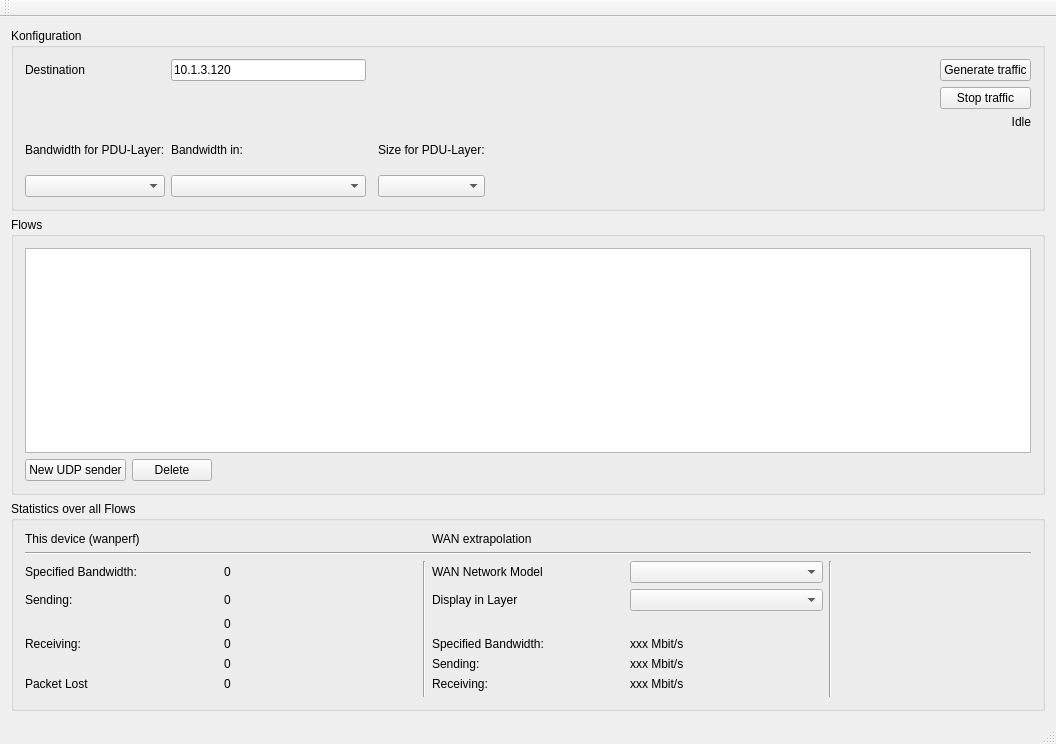
Qt form mainwindow.ui (tibob/wanperf) before a commit.
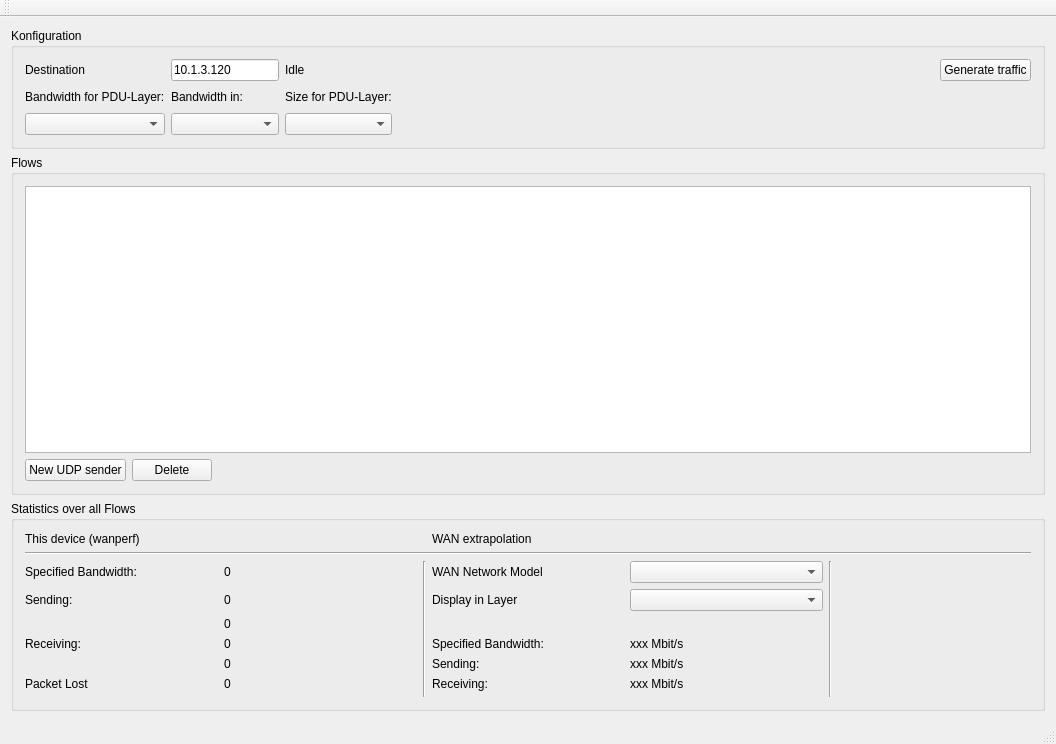
The same form after that commit.

Commit message: One Button for start and stop generating

Patch:
```diff
--- a/mainwindow.ui
+++ b/mainwindow.ui
@@ -20,48 +20,35 @@
       <property name="title">
        <string>Konfiguration</string>
       </property>
-      <layout class="QGridLayout" name="gridLayout_2">
-       <item row="0" column="2">
+      <layout class="QGridLayout" name="gridLayout">
+       <item row="0" column="0">
+        <widget class="QLabel" name="label">
+         <property name="text">
+          <string>Destination</string>
+         </property>
+        </widget>
+       </item>
+       <item row="0" column="1">
         <widget class="QLineEdit" name="destinationHost">
          <property name="text">
           <string>10.1.3.120</string>
          </property>
         </widget>
        </item>
-       <item row="2" column="5">
-        <spacer name="horizontalSpacer_5">
-         <property name="orientation">
-          <enum>Qt::Horizontal</enum>
+       <item row="0" column="2">
+        <widget class="QLabel" name="lbStatus">
+         <property name="layoutDirection">
+          <enum>Qt::LeftToRight</enum>
          </property>
-         <property name="sizeHint" stdset="0">
-          <size>
-           <width>40</width>
-           <height>20</height>
-          </size>
-         </property>
-        </spacer>
-       </item>
-       <item row="3" column="5">
-        <spacer name="horizontalSpacer_4">
-         <property name="orientation">
-          <enum>Qt::Horizontal</enum>
-         </property>
-         <property name="sizeHint" stdset="0">
-          <size>
-           <width>40</width>
-           <height>20</height>
-          </size>
-         </property>
-        </spacer>
-       </item>
-       <item row="2" column="4">
-        <widget class="QLabel" name="label_18">
          <property name="text">
-          <string>Size for PDU-Layer:</string>
+          <string>Idle</string>
+         </property>
+         <property name="alignment">
+          <set>Qt::AlignLeading|Qt::AlignLeft|Qt::AlignVCenter</set>
          </property>
         </widget>
        </item>
-       <item row="0" column="3" colspan="3">
+       <item row="0" column="4">
         <spacer name="horizontalSpacer_7">
          <property name="orientation">
           <enum>Qt::Horizontal</enum>
@@ -74,90 +61,69 @@
          </property>
         </spacer>
        </item>
-       <item row="0" column="6" rowspan="4">
-        <layout class="QGridLayout" name="gridLayout">
-         <item row="0" column="1">
-          <widget class="QPushButton" name="btnGenerate">
-           <property name="text">
-            <string>Generate traffic</string>
-           </property>
-          </widget>
-         </item>
-         <item row="1" column="1">
-          <widget class="QPushButton" name="btnStop">
-           <property name="text">
-            <string>Stop traffic</string>
-           </property>
-          </widget>
-         </item>
-         <item row="2" column="0" colspan="2">
-          <widget class="QLabel" name="lbStatus">
-           <property name="text">
-            <string>Idle</string>
-           </property>
-           <property name="alignment">
-            <set>Qt::AlignRight|Qt::AlignTrailing|Qt::AlignVCenter</set>
-           </property>
-          </widget>
-         </item>
-         <item row="3" column="1">
-          <spacer name="verticalSpacer">
-           <property name="orientation">
-            <enum>Qt::Vertical</enum>
-           </property>
-           <property name="sizeHint" stdset="0">
-            <size>
-             <width>20</width>
-             <height>68</height>
-            </size>
-           </property>
-          </spacer>
-         </item>
-         <item row="0" column="0" rowspan="2">
-          <spacer name="horizontalSpacer_2">
-           <property name="orientation">
-            <enum>Qt::Horizontal</enum>
-           </property>
-           <property name="sizeHint" stdset="0">
-            <size>
-             <width>40</width>
-             <height>20</height>
-            </size>
-           </property>
-          </spacer>
-         </item>
-        </layout>
-       </item>
-       <item row="0" column="0">
-        <widget class="QLabel" name="label">
+       <item row="0" column="5">
+        <widget class="QPushButton" name="btnGenerate">
          <property name="text">
-          <string>Destination</string>
+          <string>Generate traffic</string>
          </property>
         </widget>
        </item>
-       <item row="3" column="4">
-        <widget class="QComboBox" name="sizeLayer"/>
-       </item>
-       <item row="2" column="0">
+       <item row="1" column="0">
         <widget class="QLabel" name="label_11">
          <property name="text">
           <string>Bandwidth for PDU-Layer:</string>
          </property>
         </widget>
        </item>
-       <item row="3" column="0">
-        <widget class="QComboBox" name="bandwidthLayer"/>
-       </item>
-       <item row="2" column="2">
+       <item row="1" column="1">
         <widget class="QLabel" name="label_10">
          <property name="text">
           <string>Bandwidth in:</string>
          </property>
         </widget>
        </item>
-       <item row="3" column="2">
+       <item row="1" column="2">
+        <widget class="QLabel" name="label_18">
+         <property name="text">
+          <string>Size for PDU-Layer:</string>
+         </property>
+        </widget>
+       </item>
+       <item row="1" column="3">
+        <spacer name="horizontalSpacer_5">
+         <property name="orientation">
+          <enum>Qt::Horizontal</enum>
+         </property>
+         <property name="sizeHint" stdset="0">
+          <size>
+           <width>40</width>
+           <height>20</height>
+          </size>
+         </property>
+        </spacer>
+       </item>
+       <item row="2" column="0">
+        <widget class="QComboBox" name="bandwidthLayer"/>
+       </item>
+       <item row="2" column="1">
         <widget class="QComboBox" name="bandwidthUnit"/>
        </item>
+       <item row="2" column="2">
+        <widget class="QComboBox" name="sizeLayer"/>
+       </item>
+       <item row="2" column="3">
+        <spacer name="horizontalSpacer_4">
+         <property name="orientation">
+          <enum>Qt::Horizontal</enum>
+         </property>
+         <property name="sizeHint" stdset="0">
+          <size>
+           <width>40</width>
+           <height>20</height>
+          </size>
+         </property>
+        </spacer>
+       </item>
       </layout>
      </widget>
     </item>
```
The commit also changes 2 other files.
